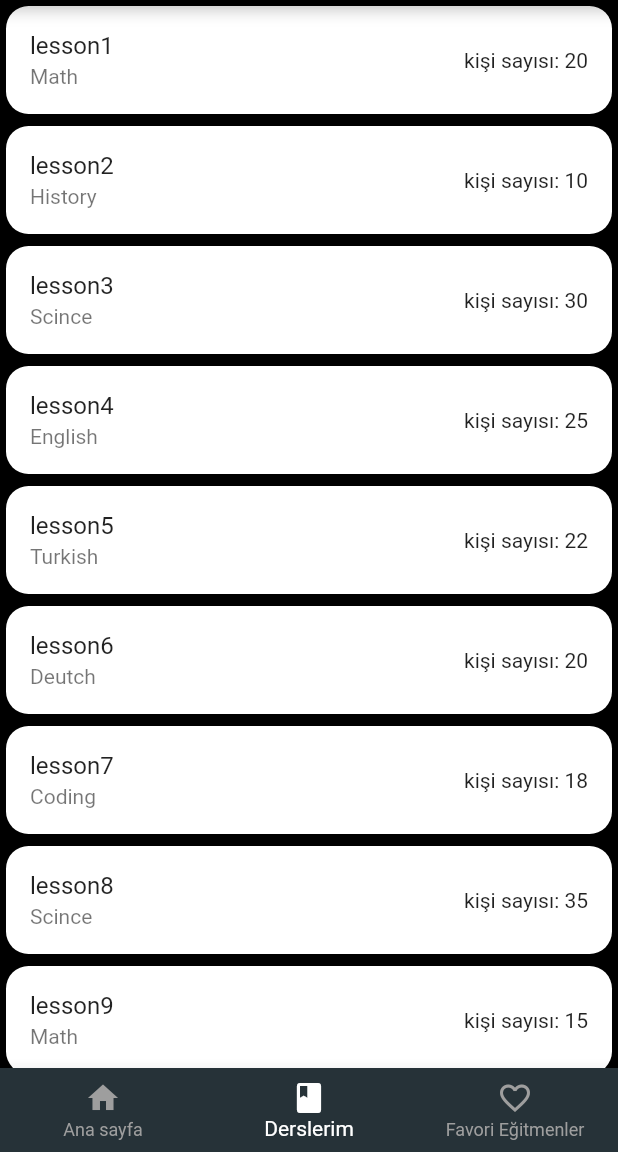
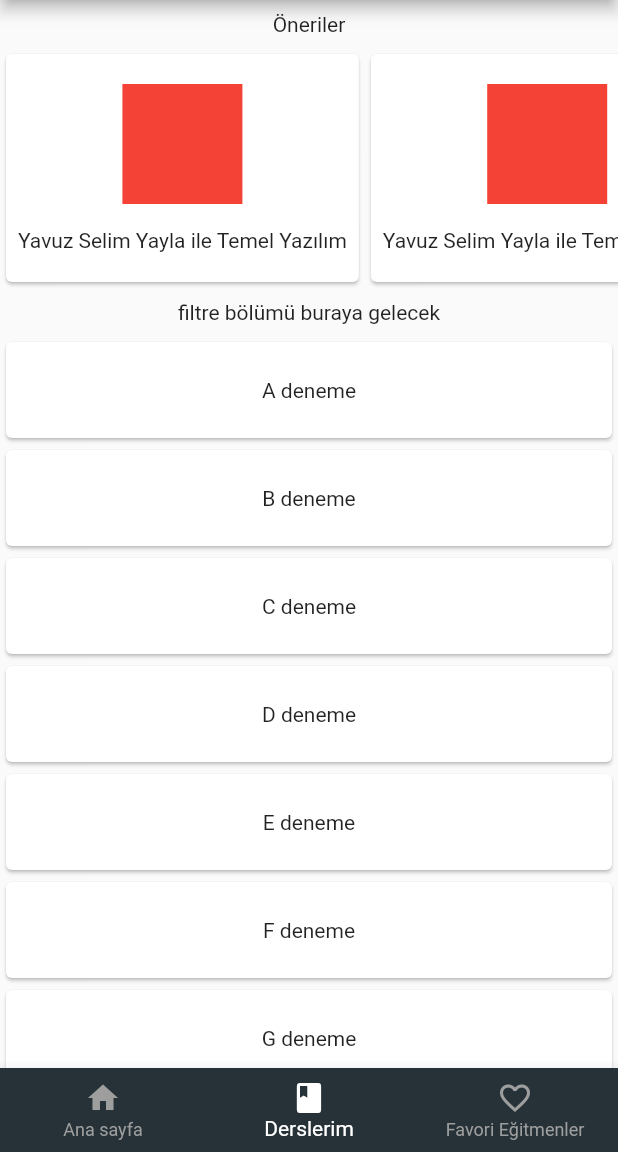
Before and after one commit to DSC-Turkey/harman, a Flutter app: the screen it shows after launch, swiped to page 2, on a phone screen of 412 x 824 dp, the part 84-1236 px from its top. Run offline on Flutter 3.47's test engine with Material 2 defaults, Android fonts, the phone set to English and light mode, and no system bars; our stand-ins replace firebase_auth, shared_preferences; accounts and stored records are empty.

Commit message:
homeScreen listeleri oluşturuldu

```diff
--- a/lib/main.dart
+++ b/lib/main.dart
@@ -9,8 +9,93 @@ class MyApp extends StatelessWidget {
   @override
   Widget build(BuildContext context) {
     return MaterialApp(
+
       debugShowCheckedModeBanner: false,
-      home: HomePage(),
+      routes: {
+        '/navigation' : (context) => NavigationPage(),
+        '/home' : (context) => HomePage(),
+      },
+      home: NavigationPage(),
     );
   }
 }
+
+class NavigationPage extends StatefulWidget {
+  @override
+  _NavigationPageState createState() => _NavigationPageState();
+}
+
+class _NavigationPageState extends State<NavigationPage> {
+  ///NavigationBar için sayfalar
+  List<Widget> pages = [
+    HomePage(),
+    HomePage(),//Todo: MyLessonsPage()
+    HomePage(),//Todo: FovuriteInstructersPage()
+  ];
+
+  int pageNum = 0;
+
+  PageController pageController = PageController(initialPage: 0);
+
+  @override
+  Widget build(BuildContext context) {
+    return Scaffold(
+      backgroundColor: Colors.black,
+      appBar: AppBar(
+        title: Text('Ders Uygulaması'),
+        centerTitle: true,
+        backgroundColor: Color.fromRGBO(38, 50, 56, 1),
+      ),
+      body: PageView(
+        //BottomNavigationBar bağlantısı
+        controller: pageController,
+        onPageChanged: (_pageNum) {
+          setState(() {
+            pageNum = _pageNum;
+          });
+        },
+        children: pages,
+      ),
+      bottomNavigationBar: BottomNavigationBar(
+        backgroundColor: Color.fromRGBO(38, 50, 56, 1),
+        items: [
+          BottomNavigationBarItem(
+            icon: Icon(
+              Decoration().homeIcon,
+            ),
+            label: 'Ana sayfa',
+          ),
+          BottomNavigationBarItem(
+            icon: Icon(Decoration().bookIcon),
+            label: 'Derslerim',
+          ),
+          BottomNavigationBarItem(
+            icon: Icon(Decoration().favoritesIcon),
+            label: 'Favori Eğitmenler',
+          ),
+        ],
+        currentIndex: pageNum,
+        unselectedItemColor: Colors.grey,
+        selectedItemColor: Colors.white,
+        onTap: (index) {
+          setState(() {
+            pageNum = index;
+            //PageView bağlantısı
+            pageController.animateToPage(pageNum,
+                duration: Duration(milliseconds: 500), curve: Curves.ease);
+          });
+        },
+      ),
+    );
+  }
+}
+
+class Decoration {
+  IconData notificationIcon = Icons.notifications;
+  IconData searchIcon = Icons.search;
+  IconData userIcon = Icons.account_circle;
+  IconData starIcon = Icons.star;
+  IconData homeIcon = Icons.home;
+  IconData favoritesIcon = Icons.favorite_border_outlined;
+  IconData bookIcon = Icons.book;
+}
--- a/lib/screens/homeScreen.dart
+++ b/lib/screens/homeScreen.dart
@@ -1,4 +1,50 @@
 import 'package:flutter/material.dart';
+import 'package:flutter/rendering.dart';
+
+class AvailableLessons extends StatefulWidget {
+  @override
+  _AvailableLessonsState createState() => _AvailableLessonsState();
+}
+
+class _AvailableLessonsState extends State<AvailableLessons> {
+  List lessonsList = [
+    ['lesson1', 'Math', 20],
+    ['lesson2', 'History', 10],
+    ['lesson3', 'Scince', 30],
+    ['lesson4', 'English', 25],
+    ['lesson5', 'Turkish', 22],
+    ['lesson6', 'Deutch', 20],
+    ['lesson7', 'Coding', 18],
+    ['lesson8', 'Scince', 35],
+    ['lesson9', 'Math', 15],
+    ['lesson10', 'Math', 30],
+    ['lesson11', 'Math', 5],
+    ['lesson12', 'Math', 8],
+    ['lesson13', 'Math', 10],
+    ['lesson14', 'Math', 20],
+    ['lesson15', 'Math', 25],
+    ['lesson16', 'Math', 23],
+    ['lesson17', 'Math', 28],
+  ];
+
+  @override
+  Widget build(BuildContext context) {
+    return ListView.builder(
+      itemCount: lessonsList.length,
+      itemBuilder: (context, index) {
+        return Card(
+          child: ListTile(
+            title: Text(lessonsList[index][0]),
+            subtitle: Text(lessonsList[index][1]),
+            trailing: Text('kişi sayısı: ${lessonsList[index][2].toString()}'),
+          ),
+          shape:
+              RoundedRectangleBorder(borderRadius: BorderRadius.circular(15)),
+        );
+      },
+    );
+  }
+}
 
 class HomePage extends StatefulWidget {
   @override
@@ -6,123 +52,125 @@ class HomePage extends StatefulWidget {
 }
 
 class _HomePageState extends State<HomePage> {
-  //PageView Sayfaları
-  List<Widget> pages = [
-    Container(
-      child: Text('ana sayfa'),
-    ),
-    AvailableLessons(),
-    Container(
-      child: Text('Favori eğitmenler'),
-    ),
-  ];
-  //Başlangıç sayfası
-  int pageNum = 0;
-  PageController pageController = PageController(
-    initialPage: 0,
-  );
   @override
   Widget build(BuildContext context) {
     return Scaffold(
-      backgroundColor: Colors.black,
-      appBar: AppBar(
-
-        title: Text('Ders Uygulaması'),
-        centerTitle: true,
-        backgroundColor: Color.fromRGBO(38,50,56,1),
-      ),
-      body: PageView(
-        controller: pageController,
-        //BottomNavigationBar bağlantısı
-        onPageChanged: (_pageNum){
-          setState(() {
-            pageNum = _pageNum;
-          });
-        },
-        children: pages,
-      ),
-        bottomNavigationBar: BottomNavigationBar(
-          backgroundColor: Color.fromRGBO(38,50,56,1),
-        items: [
-          BottomNavigationBarItem(
-          icon: Icon(Decoration().homeIcon,),
-          label: 'Ana sayfa',
-        ),
-          BottomNavigationBarItem(
-            icon: Icon(Decoration().bookIcon),
-            label: 'Derslerim',
+      body: Column(
+        children: [
+          Padding(
+            padding: const EdgeInsets.all(8.0),
+            child: Text('Öneriler'),
           ),
-          BottomNavigationBarItem(
-            icon: Icon(Decoration().favoritesIcon),
-            label: 'Favori Eğitmenler',
+          SizedBox(height: 160.0, child: SuggestedBar()),
+          Padding(
+            padding: const EdgeInsets.all(8.0),
+            child: Text('filtre bölümü buraya gelecek'),
           ),
+          Expanded(child: TrendsList()),
         ],
-        currentIndex: pageNum,
-        unselectedItemColor: Colors.grey,
-        selectedItemColor: Colors.white,
-        onTap:(index) {
-          setState(() {
-            pageNum = index;
-            //PageView bağlantısı
-            pageController.animateToPage(pageNum, duration: Duration(milliseconds: 500), curve: Curves.ease);
-          });
-        },
       ),
     );
   }
 }
-class AvailableLessons extends StatefulWidget{
-  @override
-  _AvailableLessonsState createState() => _AvailableLessonsState();
 
-}
-class _AvailableLessonsState extends State<AvailableLessons> {
-  List lessonsList = [
-    ['lesson1', 'Math', 20,],
-    ['lesson2', 'History', 10,],
-    ['lesson3', 'Scince', 30,],
-    ['lesson4', 'English', 25,],
-    ['lesson5', 'Turkish', 22,],
-    ['lesson6', 'Deutch', 20,],
-    ['lesson7', 'Coding', 18,],
-    ['lesson8', 'Scince', 35,],
-    ['lesson9', 'Math', 15,],
-    ['lesson10', 'Math', 30,],
-    ['lesson11', 'Math', 5,],
-    ['lesson12', 'Math', 8,],
-    ['lesson13', 'Math', 10,],
-    ['lesson14', 'Math', 20,],
-    ['lesson15', 'Math', 25,],
-    ['lesson16', 'Math', 23,],
-    ['lesson17', 'Math', 28,],
+class SuggestedBar extends StatelessWidget {
+  final List<String> fakeList = [
+    'Yavuz Selim Yayla ile Temel Yazılım',
+    'Yavuz Selim Yayla ile Temel Yazılım',
+    'Yavuz Selim Yayla ile Temel Yazılım'
   ];
+
   @override
   Widget build(BuildContext context) {
     return ListView.builder(
-      itemCount: lessonsList.length,
+      itemCount: fakeList.length,
+      scrollDirection: Axis.horizontal,
       itemBuilder: (context, index) {
         return Card(
-
-          child:  ListTile(
-            title: Text(lessonsList[index][0]),
-            subtitle: Text(lessonsList[index][1]),
-            trailing: Text('kişi sayısı: ${lessonsList[index][2].toString()}'),
-          ),
-          shape: RoundedRectangleBorder(
-              borderRadius: BorderRadius.circular(15)
+          child: Column(
+            mainAxisAlignment: MainAxisAlignment.center,
+            crossAxisAlignment: CrossAxisAlignment.center,
+            children: [
+              Padding(
+                padding: const EdgeInsets.all(8.0),
+                child: Container(
+                  color: Colors.red,
+                  width: 80.0,
+                  height: 80.0,
+                ),
+              ),
+              Padding(
+                padding: const EdgeInsets.all(8.0),
+                child: Text(fakeList[index]),
+              ),
+            ],
           ),
         );
-      },);
+      },
+    );
+  }
+}
+
+class TrendsList extends StatefulWidget {
+  @override
+  _TrendsListState createState() => _TrendsListState();
+}
+
+class _TrendsListState extends State<TrendsList> {
+  @override
+  Widget build(BuildContext context) {
+    return buildListView(data);
+    //   FutureBuilder(
+    //   future: null,
+    //   builder: (context, snapshot){
+    //     return buildListView(snapshot.data);
+    //   },
+    // );
   }
 
+  var data = [
+    'A deneme',
+    'B deneme',
+    'C deneme',
+    'D deneme',
+    'E deneme',
+    'F deneme',
+    'G deneme',
+  ];
+
+  Widget buildListView(List data) {
+    return ListView.builder(
+      itemCount: data.length,
+      shrinkWrap: true,
+      itemBuilder: (context, index) {
+        return Card(
+          child: Padding(
+            padding: const EdgeInsets.all(24.0),
+            child: Center(
+              child: Text(data[index]),
+            ),
+          ),
+        );
+      },
+    );
+  }
 }
-class Decoration {
-  IconData notificationIcon = Icons.notifications;
-  IconData searchIcon = Icons.search;
-  IconData userIcon = Icons.account_circle;
-  IconData starIcon = Icons.star;
-  IconData homeIcon = Icons.home;
-  IconData favoritesIcon = Icons.favorite_border_outlined;
-  IconData bookIcon = Icons.book;
 
+Widget LessonCard(){
+  return Container(
+    color: Colors.grey,
+    width: 120.0,
+    height: 120.0,
+  );
 }
+
+Widget SuggestedLessonCard(){
+  return Container(
+    child: Column(
+    children: [
+      LessonCard(),
+      ///Todo: Açıklamaları yaz.
+    ],
+  ),
+  );
+}
```
